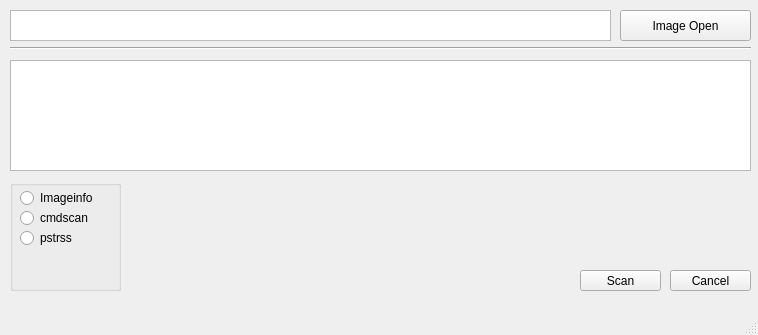
Above: gui.ui from kim-do-hyeon/volatility-gui before the change. Below: the same form after it.
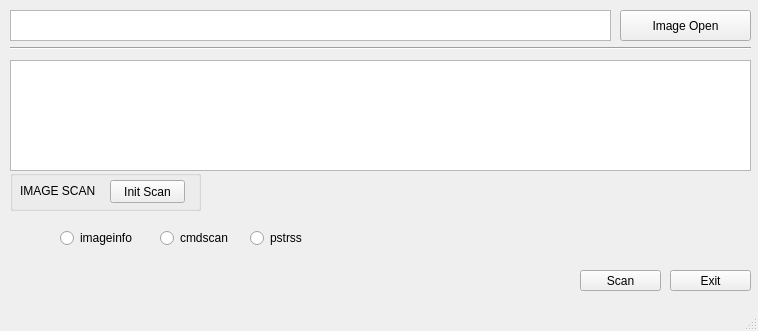
That is the form after the change.

Commit message: Added imageinfo plugin feature

What changed in the file:
```diff
--- a/gui.ui
+++ b/gui.ui
@@ -7,7 +7,7 @@
     <x>0</x>
     <y>0</y>
     <width>758</width>
-    <height>335</height>
+    <height>331</height>
    </rect>
   </property>
   <property name="windowTitle">
@@ -37,7 +37,7 @@
      </rect>
     </property>
     <property name="text">
-     <string>Cancel</string>
+     <string>Exit</string>
     </property>
    </widget>
    <widget class="QLabel" name="Command">
@@ -60,51 +60,38 @@
     <property name="geometry">
      <rect>
       <x>10</x>
-      <y>180</y>
-      <width>111</width>
-      <height>111</height>
+      <y>170</y>
+      <width>191</width>
+      <height>41</height>
      </rect>
     </property>
     <property name="title">
      <string/>
     </property>
-    <widget class="QRadioButton" name="imageinfo_btn">
+    <widget class="QPushButton" name="init_scan">
      <property name="geometry">
       <rect>
-       <x>10</x>
+       <x>100</x>
        <y>10</y>
-       <width>90</width>
-       <height>16</height>
+       <width>75</width>
+       <height>23</height>
       </rect>
      </property>
      <property name="text">
-      <string>Imageinfo</string>
+      <string>Init Scan</string>
      </property>
     </widget>
-    <widget class="QRadioButton" name="cmdscan_btn">
+    <widget class="QLabel" name="label">
      <property name="geometry">
       <rect>
        <x>10</x>
-       <y>30</y>
-       <width>90</width>
-       <height>16</height>
+       <y>10</y>
+       <width>91</width>
+       <height>21</height>
       </rect>
      </property>
      <property name="text">
-      <string>cmdscan</string>
-     </property>
-    </widget>
-    <widget class="QRadioButton" name="pstree_btn">
-     <property name="geometry">
-      <rect>
-       <x>10</x>
-       <y>50</y>
-       <width>90</width>
-       <height>16</height>
-      </rect>
-     </property>
-     <property name="text">
-      <string>pstrss</string>
+      <string>IMAGE SCAN</string>
      </property>
     </widget>
    </widget>
@@ -154,6 +141,55 @@
      </rect>
     </property>
    </widget>
+   <widget class="QTextBrowser" name="work">
+    <property name="geometry">
+     <rect>
+      <x>10</x>
+      <y>320</y>
+      <width>741</width>
+      <height>61</height>
+     </rect>
+    </property>
+   </widget>
+   <widget class="QRadioButton" name="cmdscan_btn">
+    <property name="geometry">
+     <rect>
+      <x>160</x>
+      <y>230</y>
+      <width>90</width>
+      <height>16</height>
+     </rect>
+    </property>
+    <property name="text">
+     <string>cmdscan</string>
+    </property>
+   </widget>
+   <widget class="QRadioButton" name="pstree_btn">
+    <property name="geometry">
+     <rect>
+      <x>250</x>
+      <y>230</y>
+      <width>90</width>
+      <height>16</height>
+     </rect>
+    </property>
+    <property name="text">
+     <string>pstrss</string>
+    </property>
+   </widget>
+   <widget class="QRadioButton" name="imageinfo_btn">
+    <property name="geometry">
+     <rect>
+      <x>60</x>
+      <y>230</y>
+      <width>90</width>
+      <height>16</height>
+     </rect>
+    </property>
+    <property name="text">
+     <string>imageinfo</string>
+    </property>
+   </widget>
   </widget>
   <widget class="QMenuBar" name="menubar">
    <property name="geometry">
```
Left out of the diff: 2 changed lines with no effect on the pictures. The commit also changes 16 other files.
